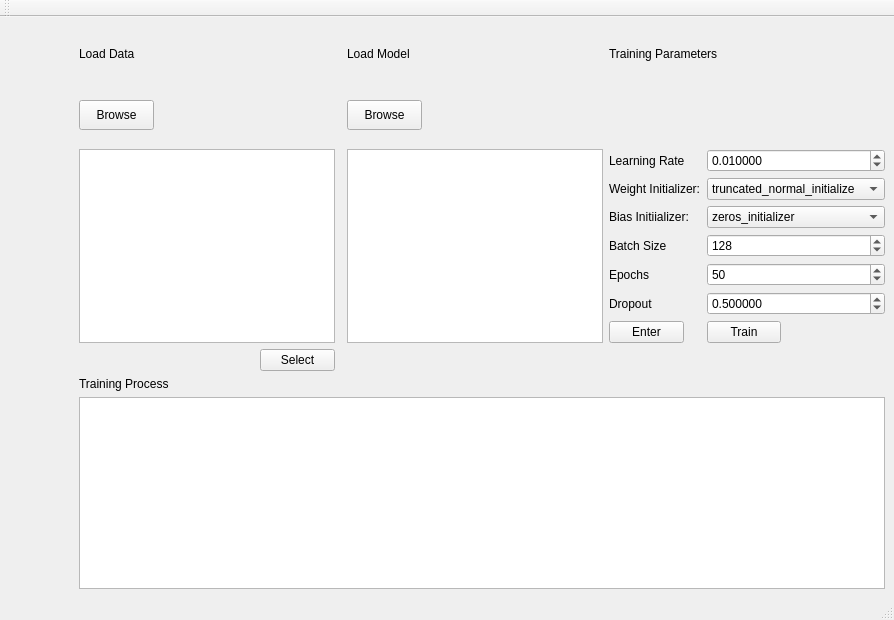
The window that QSAR-UI/mainwindow1.ui (sheMnapion/AI-QSAR) describes before a commit, drawn with Qt 5.
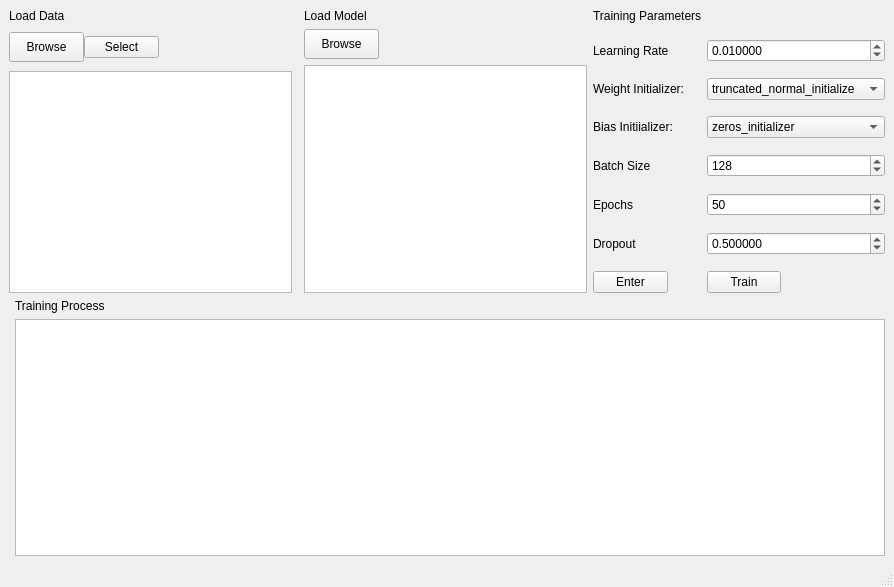
The same window after the commit.

Commit message: Add sub layouts to tab1

Patch:
```diff
--- a/QSAR-UI/mainwindow1.ui
+++ b/QSAR-UI/mainwindow1.ui
@@ -7,7 +7,7 @@
     <x>0</x>
     <y>0</y>
     <width>894</width>
-    <height>620</height>
+    <height>587</height>
    </rect>
   </property>
   <property name="sizePolicy">
@@ -20,65 +20,42 @@
    <string>MainWindow</string>
   </property>
   <widget class="QWidget" name="centralwidget">
-   <layout class="QGridLayout" name="gridLayout">
-    <item row="2" column="1" colspan="3">
-     <widget class="QListWidget" name="dataList"/>
-    </item>
-    <item row="3" column="3">
-     <widget class="QPushButton" name="dataSelectBtn">
-      <property name="sizePolicy">
-       <sizepolicy hsizetype="Preferred" vsizetype="Fixed">
-        <horstretch>0</horstretch>
-        <verstretch>0</verstretch>
-       </sizepolicy>
-      </property>
-      <property name="maximumSize">
-       <size>
-        <width>75</width>
-        <height>16777215</height>
-       </size>
-      </property>
-      <property name="text">
-       <string>Select</string>
-      </property>
-     </widget>
-    </item>
-    <item row="2" column="5">
-     <widget class="QListWidget" name="modelList"/>
-    </item>
-    <item row="5" column="1" colspan="7">
+   <layout class="QGridLayout" name="gridLayout_2">
+    <item row="3" column="1" colspan="3">
      <widget class="QListWidget" name="trainingList"/>
     </item>
-    <item row="1" column="0">
-     <widget class="QLabel" name="projectLabel">
+    <item row="2" column="1">
+     <widget class="QLabel" name="label_5">
       <property name="sizePolicy">
-       <sizepolicy hsizetype="Expanding" vsizetype="Expanding">
+       <sizepolicy hsizetype="Expanding" vsizetype="Preferred">
         <horstretch>0</horstretch>
         <verstretch>0</verstretch>
        </sizepolicy>
       </property>
       <property name="text">
-       <string/>
+       <string>Training Process</string>
       </property>
      </widget>
     </item>
-    <item row="1" column="2">
-     <widget class="QLabel" name="dataLabel">
+    <item row="0" column="2" rowspan="2">
+     <layout class="QVBoxLayout" name="verticalLayout">
+      <item>
+       <widget class="QLabel" name="label_4">
       <property name="sizePolicy">
-       <sizepolicy hsizetype="Expanding" vsizetype="MinimumExpanding">
+         <sizepolicy hsizetype="Expanding" vsizetype="Fixed">
         <horstretch>0</horstretch>
         <verstretch>0</verstretch>
        </sizepolicy>
       </property>
       <property name="text">
-       <string/>
+         <string>Load Model</string>
       </property>
      </widget>
     </item>
-    <item row="1" column="5">
+      <item>
      <widget class="QPushButton" name="modelBrowseBtn">
       <property name="sizePolicy">
-       <sizepolicy hsizetype="Preferred" vsizetype="Preferred">
+         <sizepolicy hsizetype="Preferred" vsizetype="Fixed">
         <horstretch>0</horstretch>
         <verstretch>0</verstretch>
        </sizepolicy>
@@ -100,16 +77,27 @@
       </property>
      </widget>
     </item>
-    <item row="2" column="6" colspan="2">
+      <item>
+       <widget class="QListWidget" name="modelList"/>
+      </item>
+     </layout>
+    </item>
+    <item row="0" column="3" rowspan="2">
      <layout class="QFormLayout" name="formLayout">
-      <item row="0" column="0">
+      <property name="horizontalSpacing">
+       <number>5</number>
+      </property>
+      <property name="verticalSpacing">
+       <number>16</number>
+      </property>
+      <item row="1" column="0">
        <widget class="QLabel" name="learningRateLabel">
         <property name="text">
          <string>Learning Rate</string>
         </property>
        </widget>
       </item>
-      <item row="0" column="1">
+      <item row="1" column="1">
        <widget class="QDoubleSpinBox" name="learningRateDoubleSpinBox">
         <property name="decimals">
          <number>6</number>
@@ -128,14 +116,14 @@
         </property>
        </widget>
       </item>
-      <item row="1" column="0">
+      <item row="2" column="0">
        <widget class="QLabel" name="weightInitializerLabel">
         <property name="text">
          <string>Weight Initializer:</string>
         </property>
        </widget>
       </item>
-      <item row="1" column="1">
+      <item row="2" column="1">
        <widget class="QComboBox" name="weightInitializerComboBox">
         <item>
          <property name="text">
@@ -144,14 +132,14 @@
         </item>
        </widget>
       </item>
-      <item row="2" column="0">
+      <item row="3" column="0">
        <widget class="QLabel" name="biasInitializerLabel">
         <property name="text">
          <string>Bias Initiializer:</string>
         </property>
        </widget>
       </item>
-      <item row="2" column="1">
+      <item row="3" column="1">
        <widget class="QComboBox" name="biasInitializerComboBox">
         <item>
          <property name="text">
@@ -160,14 +148,14 @@
         </item>
        </widget>
       </item>
-      <item row="3" column="0">
+      <item row="4" column="0">
        <widget class="QLabel" name="batchSizeLabel">
         <property name="text">
          <string>Batch Size</string>
         </property>
        </widget>
       </item>
-      <item row="3" column="1">
+      <item row="4" column="1">
        <widget class="QSpinBox" name="batchSizeSpinBox">
         <property name="minimum">
          <number>1</number>
@@ -180,14 +168,14 @@
         </property>
        </widget>
       </item>
-      <item row="4" column="0">
+      <item row="5" column="0">
        <widget class="QLabel" name="epochsLabel">
         <property name="text">
          <string>Epochs</string>
         </property>
        </widget>
       </item>
-      <item row="4" column="1">
+      <item row="5" column="1">
        <widget class="QSpinBox" name="epochsSpinBox">
         <property name="minimum">
          <number>1</number>
@@ -200,14 +188,14 @@
         </property>
        </widget>
       </item>
-      <item row="5" column="0">
+      <item row="6" column="0">
        <widget class="QLabel" name="dropoutLabel">
         <property name="text">
          <string>Dropout</string>
         </property>
        </widget>
       </item>
-      <item row="5" column="1">
+      <item row="6" column="1">
        <widget class="QDoubleSpinBox" name="dropoutDoubleSpinBox">
         <property name="decimals">
          <number>6</number>
@@ -223,7 +211,7 @@
         </property>
        </widget>
       </item>
-      <item row="6" column="0">
+      <item row="7" column="0">
        <widget class="QPushButton" name="enterParamsBtn">
         <property name="maximumSize">
          <size>
@@ -236,7 +224,7 @@
         </property>
        </widget>
       </item>
-      <item row="6" column="1">
+      <item row="7" column="1">
        <widget class="QPushButton" name="trainParamsBtn">
         <property name="maximumSize">
          <size>
@@ -249,76 +237,7 @@
         </property>
        </widget>
       </item>
-     </layout>
-    </item>
-    <item row="4" column="1" colspan="2">
-     <widget class="QLabel" name="label_5">
-      <property name="sizePolicy">
-       <sizepolicy hsizetype="Expanding" vsizetype="Preferred">
-        <horstretch>0</horstretch>
-        <verstretch>0</verstretch>
-       </sizepolicy>
-      </property>
-      <property name="text">
-       <string>Training Process</string>
-      </property>
-     </widget>
-    </item>
-    <item row="0" column="5">
-     <widget class="QLabel" name="label_4">
-      <property name="sizePolicy">
-       <sizepolicy hsizetype="Expanding" vsizetype="Expanding">
-        <horstretch>0</horstretch>
-        <verstretch>0</verstretch>
-       </sizepolicy>
-      </property>
-      <property name="text">
-       <string>Load Model</string>
-      </property>
-     </widget>
-    </item>
-    <item row="1" column="1">
-     <widget class="QPushButton" name="dataBrowseBtn">
-      <property name="sizePolicy">
-       <sizepolicy hsizetype="Preferred" vsizetype="Preferred">
-        <horstretch>0</horstretch>
-        <verstretch>0</verstretch>
-       </sizepolicy>
-      </property>
-      <property name="minimumSize">
-       <size>
-        <width>75</width>
-        <height>30</height>
-       </size>
-      </property>
-      <property name="maximumSize">
-       <size>
-        <width>75</width>
-        <height>30</height>
-       </size>
-      </property>
-      <property name="autoFillBackground">
-       <bool>false</bool>
-      </property>
-      <property name="text">
-       <string>Browse</string>
-      </property>
-     </widget>
-    </item>
-    <item row="0" column="1">
-     <widget class="QLabel" name="label_3">
-      <property name="sizePolicy">
-       <sizepolicy hsizetype="Fixed" vsizetype="Fixed">
-        <horstretch>0</horstretch>
-        <verstretch>0</verstretch>
-       </sizepolicy>
-      </property>
-      <property name="text">
-       <string>Load Data</string>
-      </property>
-     </widget>
-    </item>
-    <item row="0" column="6">
+      <item row="0" column="0">
      <widget class="QLabel" name="label_6">
       <property name="sizePolicy">
        <sizepolicy hsizetype="Expanding" vsizetype="Expanding">
@@ -332,6 +251,113 @@
      </widget>
     </item>
    </layout>
+    </item>
+    <item row="0" column="0" rowspan="2" colspan="2">
+     <layout class="QGridLayout" name="gridLayout">
+      <property name="verticalSpacing">
+       <number>9</number>
+      </property>
+      <item row="7" column="0">
+       <widget class="QListWidget" name="dataList"/>
+      </item>
+      <item row="0" column="0">
+       <widget class="QLabel" name="label_3">
+        <property name="sizePolicy">
+         <sizepolicy hsizetype="Fixed" vsizetype="Fixed">
+          <horstretch>0</horstretch>
+          <verstretch>0</verstretch>
+         </sizepolicy>
+        </property>
+        <property name="text">
+         <string>Load Data</string>
+        </property>
+       </widget>
+      </item>
+      <item row="5" column="0" colspan="2">
+       <layout class="QHBoxLayout" name="horizontalLayout">
+        <property name="leftMargin">
+         <number>0</number>
+        </property>
+        <property name="rightMargin">
+         <number>0</number>
+        </property>
+        <item>
+         <widget class="QPushButton" name="dataBrowseBtn">
+          <property name="sizePolicy">
+           <sizepolicy hsizetype="Fixed" vsizetype="Fixed">
+            <horstretch>0</horstretch>
+            <verstretch>0</verstretch>
+           </sizepolicy>
+          </property>
+          <property name="minimumSize">
+           <size>
+            <width>75</width>
+            <height>30</height>
+           </size>
+          </property>
+          <property name="maximumSize">
+           <size>
+            <width>75</width>
+            <height>30</height>
+           </size>
+          </property>
+          <property name="autoFillBackground">
+           <bool>false</bool>
+          </property>
+          <property name="text">
+           <string>Browse</string>
+          </property>
+         </widget>
+        </item>
+        <item>
+         <widget class="QPushButton" name="dataSelectBtn">
+          <property name="sizePolicy">
+           <sizepolicy hsizetype="Minimum" vsizetype="Fixed">
+            <horstretch>0</horstretch>
+            <verstretch>0</verstretch>
+           </sizepolicy>
+          </property>
+          <property name="maximumSize">
+           <size>
+            <width>75</width>
+            <height>16777215</height>
+           </size>
+          </property>
+          <property name="text">
+           <string>Select</string>
+          </property>
+         </widget>
+        </item>
+        <item>
+         <widget class="QLabel" name="dataLabel">
+          <property name="sizePolicy">
+           <sizepolicy hsizetype="Expanding" vsizetype="Fixed">
+            <horstretch>0</horstretch>
+            <verstretch>0</verstretch>
+           </sizepolicy>
+          </property>
+          <property name="minimumSize">
+           <size>
+            <width>0</width>
+            <height>20</height>
+           </size>
+          </property>
+          <property name="maximumSize">
+           <size>
+            <width>16777215</width>
+            <height>20</height>
+           </size>
+          </property>
+          <property name="text">
+           <string/>
+          </property>
+         </widget>
+        </item>
+       </layout>
+      </item>
+     </layout>
+    </item>
+   </layout>
   </widget>
   <widget class="QMenuBar" name="menubar">
    <property name="geometry">
@@ -344,20 +370,6 @@
    </property>
   </widget>
   <widget class="QStatusBar" name="statusbar"/>
-  <widget class="QToolBar" name="toolBar">
-   <property name="windowTitle">
-    <string>toolBar</string>
-   </property>
-   <property name="autoFillBackground">
-    <bool>false</bool>
-   </property>
-   <attribute name="toolBarArea">
-    <enum>TopToolBarArea</enum>
-   </attribute>
-   <attribute name="toolBarBreak">
-    <bool>false</bool>
-   </attribute>
-  </widget>
  </widget>
  <resources/>
  <connections/>
```
Lines whose indentation alone changed are shown as unchanged. The commit also changes 4 other files.
